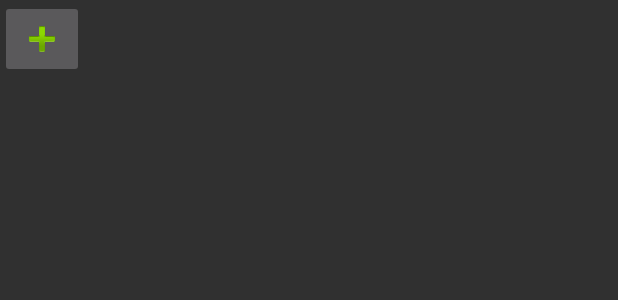
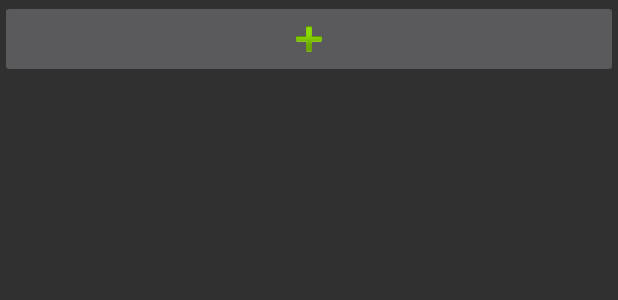
Before and after one commit to Js109/Js109-Messaging_Service_Crossplattform_Student_Project, an Android app: the layout new_location_fav_fragment.xml on its own in the app's theme, with its tools: preview values and no code run, on a phone screen of 412 x 824 dp. Shown: the top 300 px of the screen. Run offline under Robolectric (Android 15) with nearby library versions, the phone set to English and light mode, and no system bars; network calls fail.

Commit message:
Small button resizing in location view

```diff
--- a/automotive-frontend/automotive/src/main/res/layout/location_favourite.xml
+++ b/automotive-frontend/automotive/src/main/res/layout/location_favourite.xml
@@ -7,7 +7,7 @@
     <ImageView
         android:id="@+id/imageView"
         android:layout_width="wrap_content"
-        android:layout_height="wrap_content"
+        android:layout_height="0dp"
         android:contentDescription="@string/marker_icon_description"
         app:layout_constraintBottom_toBottomOf="@+id/location_address_text_field"
         app:layout_constraintStart_toStartOf="parent"
@@ -33,8 +33,8 @@
 
     <ImageButton
         android:id="@+id/delete_location_button"
-        android:layout_width="wrap_content"
-        android:layout_height="wrap_content"
+        android:layout_width="90dp"
+        android:layout_height="0dp"
         android:contentDescription="@string/delete_location_button"
         app:layout_constraintBottom_toBottomOf="parent"
         app:layout_constraintEnd_toEndOf="parent"
--- a/automotive-frontend/automotive/src/main/res/layout/new_location_fav_fragment.xml
+++ b/automotive-frontend/automotive/src/main/res/layout/new_location_fav_fragment.xml
@@ -8,9 +8,10 @@
 
     <ImageButton
         android:id="@+id/add_location_button"
-        android:layout_width="wrap_content"
+        android:layout_width="0dp"
         android:layout_height="wrap_content"
         android:contentDescription="@string/add_location_button"
+        app:layout_constraintEnd_toEndOf="parent"
         app:layout_constraintStart_toStartOf="parent"
         app:layout_constraintTop_toTopOf="parent"
         app:srcCompat="@android:drawable/ic_input_add" />
```
